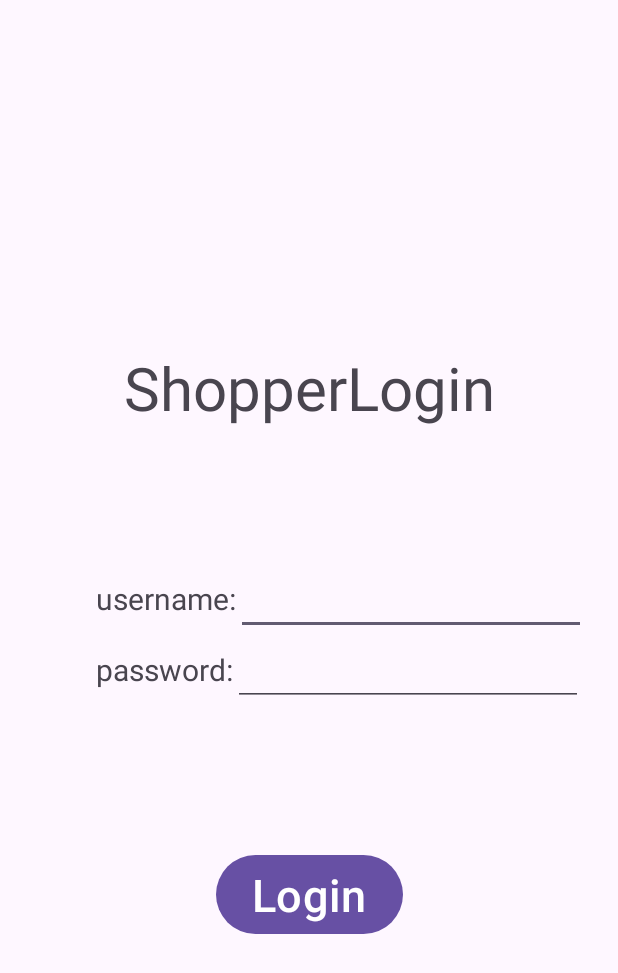
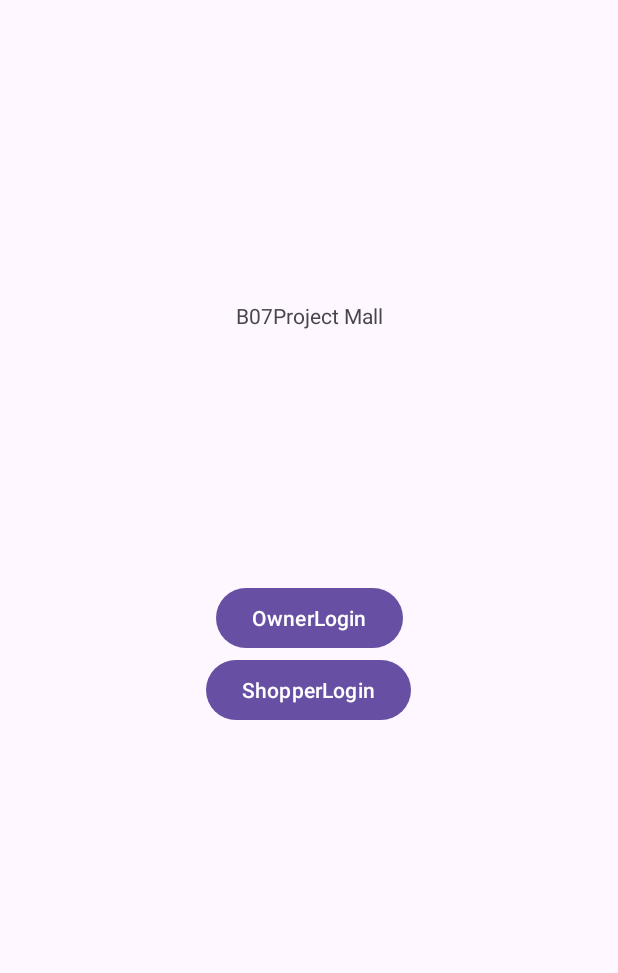
Before and after one commit to QvQ12/b07FinalProject_Group9, an Android app: the screen it shows after launch (ShopperLoginActivity before the commit, MainActivity after it), on a phone screen of 412 x 824 dp. Shown: the top 973 px of the screen. Run offline under Robolectric (Android 15) with nearby library versions, the phone set to English and light mode, and no system bars.

Commit message:
Created Login seperation page

```diff
--- a/app/src/main/java/com/b07finalproject_group9/MainActivity.java
+++ b/app/src/main/java/com/b07finalproject_group9/MainActivity.java
@@ -4,6 +4,7 @@ import androidx.appcompat.app.AppCompatActivity;
 import android.os.Bundle;
 import android.util.Log;
 
+import com.example.b07projectlogin.R;
 import com.google.firebase.FirebaseApp;
 
 public class MainActivity extends AppCompatActivity {
@@ -11,8 +12,6 @@ public class MainActivity extends AppCompatActivity {
     @Override
     protected void onCreate(Bundle savedInstanceState) {
         super.onCreate(savedInstanceState);
-        FirebaseApp.initializeApp(this);
-        LoginModel lm = new LoginModel();
         setContentView(R.layout.main_activity);
     }
 
--- a/app/src/main/java/com/example/b07projectlogin/ShopperLoginActivity.java
+++ /dev/null
@@ -1,14 +0,0 @@
-package com.example.b07projectlogin;
-
-import androidx.appcompat.app.AppCompatActivity;
-
-import android.os.Bundle;
-
-public class ShopperLoginActivity extends AppCompatActivity {
-
-    @Override
-    protected void onCreate(Bundle savedInstanceState) {
-        super.onCreate(savedInstanceState);
-        setContentView(R.layout.shopperlogin);
-    }
-}
--- /dev/null
+++ b/app/src/main/java/com/example/b07projectlogin/ShopperLoginFragment.java
@@ -0,0 +1,4 @@
+package com.example.b07projectlogin;
+
+public class ShopperLoginFragment {
+}
--- /dev/null
+++ b/app/src/main/java/com/example/b07projectlogin/ShopperSignUpFragment.java
@@ -0,0 +1,4 @@
+package com.example.b07projectlogin;
+
+public class ShopperSignUpFragment  {
+}
--- a/app/src/main/res/layout/main_activity.xml
+++ b/app/src/main/res/layout/main_activity.xml
@@ -4,6 +4,38 @@
     xmlns:tools="http://schemas.android.com/tools"
     android:layout_width="match_parent"
     android:layout_height="match_parent"
-    tools:context=".MainActivity">
+    tools:context="com.b07finalproject_group9.MainActivity">
 
+    <Button
+        android:id="@+id/btnShopperLogin"
+        android:layout_width="wrap_content"
+        android:layout_height="wrap_content"
+        android:text="@string/ownerlogin"
+        app:layout_constraintBottom_toBottomOf="parent"
+        app:layout_constraintEnd_toEndOf="parent"
+        app:layout_constraintStart_toStartOf="parent"
+        app:layout_constraintTop_toTopOf="parent" />
+
+    <Button
+        android:id="@+id/btnOwnerLogin"
+        android:layout_width="wrap_content"
+        android:layout_height="wrap_content"
+        android:text="@string/shopperlogin"
+        app:layout_constraintBottom_toBottomOf="parent"
+        app:layout_constraintEnd_toEndOf="parent"
+        app:layout_constraintHorizontal_bias="0.498"
+        app:layout_constraintStart_toStartOf="parent"
+        app:layout_constraintTop_toBottomOf="@+id/btnShopperLogin"
+        app:layout_constraintVertical_bias="0.0" />
+
+    <TextView
+        android:id="@+id/AppTitleText"
+        android:layout_width="wrap_content"
+        android:layout_height="wrap_content"
+        android:layout_marginTop="32dp"
+        android:text="@string/app_name"
+        app:layout_constraintBottom_toTopOf="@+id/btnShopperLogin"
+        app:layout_constraintEnd_toEndOf="parent"
+        app:layout_constraintStart_toStartOf="parent"
+        app:layout_constraintTop_toTopOf="parent" />
 </androidx.constraintlayout.widget.ConstraintLayout>
--- a/app/src/main/res/values/strings.xml
+++ b/app/src/main/res/values/strings.xml
@@ -1,5 +1,5 @@
 <resources>
-    <string name="app_name">B07ProjectLogin</string>
+    <string name="app_name">B07Project Mall</string>
     <string name="shopperlogin">ShopperLogin</string>
     <string name="username">username:</string>
     <string name="password">password:</string>
```
Also changed, not shown: app/src/main/AndroidManifest.xml (+5 -13 lines), app/src/main/java/com/example/b07projectlogin/OwnerLoginActivity.java (deleted, +0 -14 lines), app/src/main/java/com/example/b07projectlogin/OwnerSignupActivity.java (deleted, +0 -14 lines), app/src/main/java/com/example/b07projectlogin/ShopperSignupActivity.java (deleted, +0 -14 lines), app/src/main/java/com/example/b07projectlogin/data/LoginDataSource.java (deleted, +0 -29 lines), app/src/main/java/com/example/b07projectlogin/data/LoginRepository.java (deleted, +0 -54 lines), app/src/main/java/com/example/b07projectlogin/data/Result.java (deleted, +0 -47 lines), app/src/main/java/com/example/b07projectlogin/data/model/LoggedInUser.java (deleted, +0 -23 lines).
